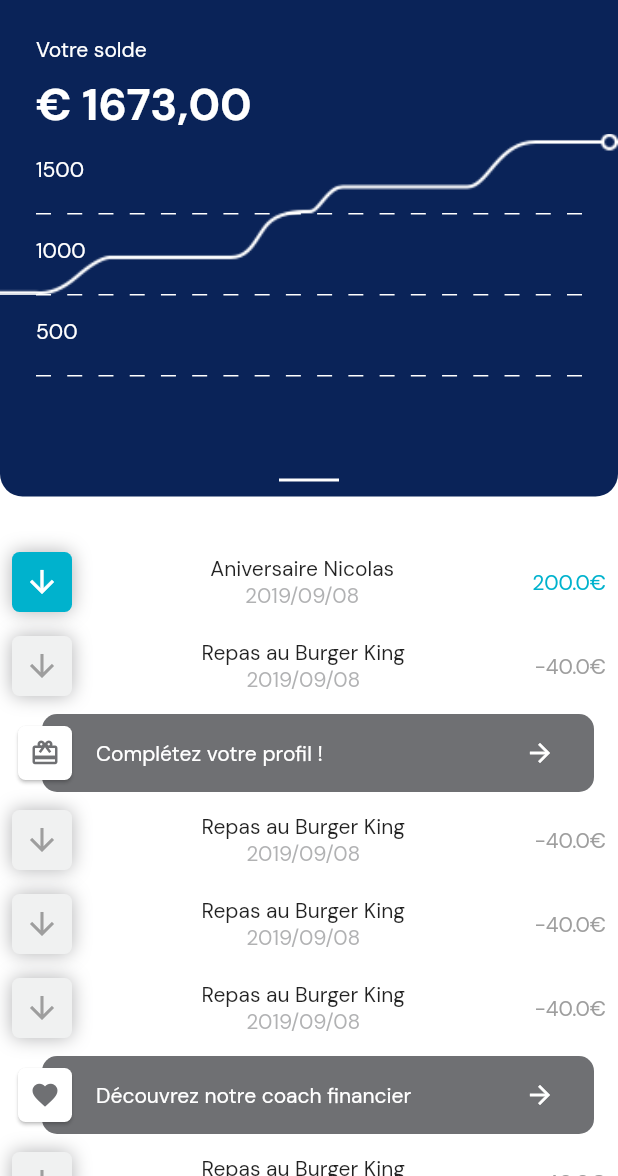
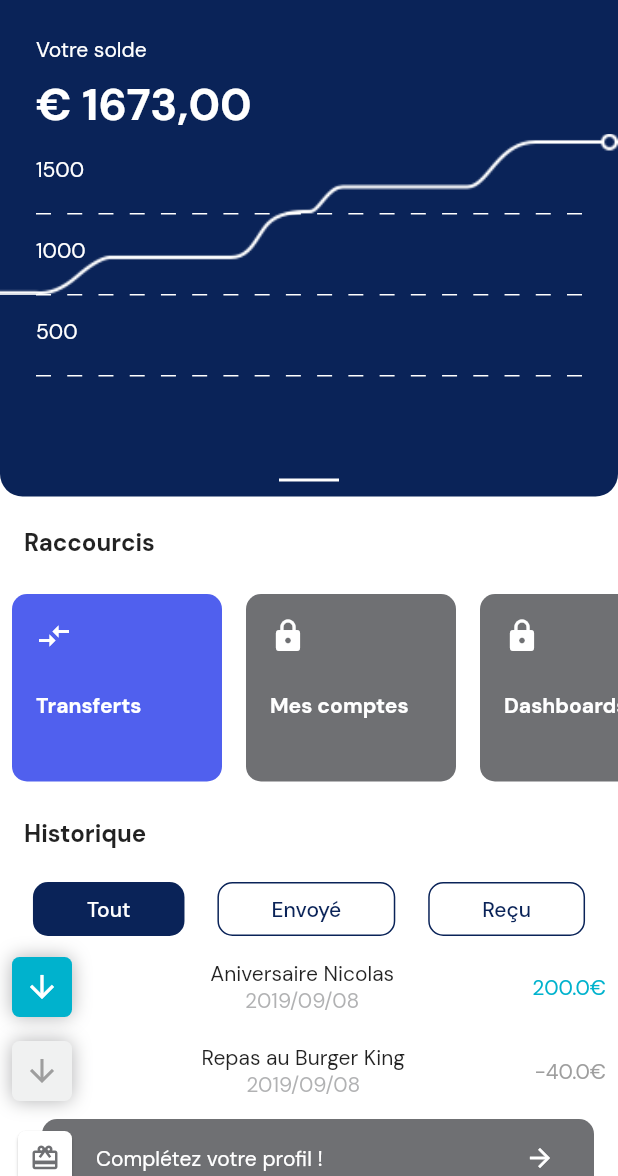
Before and after one commit to RemiDormoy/happiness-path-flutter, a Flutter app: the OperationsPage screen opened by its route, on a phone screen of 412 x 824 dp, the part 60-1236 px from its top. Run offline on Flutter 3.47's test engine with Material 2 defaults, Android fonts, the phone set to English and light mode, and no system bars; our stand-ins replace flutter_svg, google_fonts, page_indicator.

Commit message:
added rest of stuff in operation screen. Just missing bottom sheet

```diff
--- a/lib/OperationList.dart
+++ b/lib/OperationList.dart
@@ -1,11 +1,12 @@
 import 'package:flutter/material.dart';
+import 'package:happiness_path/colors.dart';
+import 'package:happiness_path/shortcutList.dart';
 
 import 'actionCell.dart';
 import 'endOfListCell.dart';
 import 'operationCell.dart';
 
 class OperationList extends StatelessWidget {
-
   ScrollController _controller;
 
   OperationList(ScrollController controller) {
@@ -14,12 +15,78 @@ class OperationList extends StatelessWidget {
 
   @override
   Widget build(BuildContext context) {
+    var titleStyle = TextStyle(fontWeight: FontWeight.bold, fontSize: 16);
     return ListView(
       controller: _controller,
       children: <Widget>[
         Container(
-          height: 400,
+          height: 375,
           child: Text(''),
+        ),
+        Padding(
+          padding: const EdgeInsets.all(16.0),
+          child: Text(
+            'Raccourcis',
+            style: titleStyle,
+          ),
+        ),
+        ShortcutList(),
+        Padding(
+          padding: const EdgeInsets.all(16.0),
+          child: Text(
+            'Historique',
+            style: titleStyle,
+          ),
+        ),
+        ConstrainedBox(
+          constraints: const BoxConstraints(minWidth: double.infinity),
+          child: Row(
+            mainAxisAlignment: MainAxisAlignment.spaceEvenly,
+            children: <Widget>[
+              Flexible(
+                child: FlatButton(
+                  color: colorPrimaryDark,
+                  textColor: Colors.white,
+                  shape: RoundedRectangleBorder(
+                      borderRadius: BorderRadius.all(Radius.circular(10))),
+                  child: Padding(
+                    padding: const EdgeInsets.fromLTRB(20, 0, 20, 0),
+                    child: Text('Tout'),
+                  ),
+                  onPressed: () => {},
+                ),
+                flex: 2,
+              ),
+              Flexible(
+                child: FlatButton(
+                  textColor: colorPrimaryDark,
+                  shape: RoundedRectangleBorder(
+                      side: BorderSide(color: colorPrimaryDark),
+                      borderRadius: BorderRadius.all(Radius.circular(10))),
+                  child: Padding(
+                    padding: const EdgeInsets.fromLTRB(20, 0, 20, 0),
+                    child: Text('Envoyé'),
+                  ),
+                  onPressed: () => {},
+                ),
+                flex: 2,
+              ),
+              Flexible(
+                child: FlatButton(
+                  textColor: colorPrimaryDark,
+                  shape: RoundedRectangleBorder(
+                      side: BorderSide(color: colorPrimaryDark),
+                      borderRadius: BorderRadius.all(Radius.circular(10))),
+                  child: Padding(
+                    padding: const EdgeInsets.fromLTRB(20, 0, 20, 0),
+                    child: Text('Reçu'),
+                  ),
+                  onPressed: () => {},
+                ),
+                flex: 2,
+              ),
+            ],
+          ),
         ),
         OperationCell(200, 'Aniversaire Nicolas', '2019/09/08'),
         OperationCell(-40, 'Repas au Burger King', '2019/09/08'),
@@ -45,6 +112,4 @@ class OperationList extends StatelessWidget {
       ],
     );
   }
-
-
 }
--- /dev/null
+++ b/lib/shortcutList.dart
@@ -0,0 +1,71 @@
+import 'package:flutter/cupertino.dart';
+import 'package:flutter/material.dart';
+
+import 'colors.dart';
+
+class ShortcutList extends StatelessWidget {
+  @override
+  Widget build(BuildContext context) {
+    return Container(
+        height: 141,
+        child: ListView(
+          scrollDirection: Axis.horizontal,
+          children: <Widget>[
+            Shortcut('Transferts', alizouzBlue, Icons.compare_arrows),
+            Shortcut('Mes comptes', actionCardColor, Icons.lock),
+            Shortcut('Dashboards', actionCardColor, Icons.lock),
+            Shortcut('Mes cartes', actionCardColor, Icons.lock),
+          ],
+        ));
+  }
+}
+
+class Shortcut extends StatelessWidget {
+  String _label;
+  Color _color;
+  IconData _icon;
+
+  Shortcut(this._label, this._color, this._icon);
+
+  @override
+  Widget build(BuildContext context) {
+    // TODO: implement build
+    return Padding(
+      padding: const EdgeInsets.all(8.0),
+      child: Container(
+        height: 125,
+        width: 140,
+        decoration: BoxDecoration(
+            color: _color,
+            shape: BoxShape.rectangle,
+            borderRadius: BorderRadius.all(Radius.circular(10))),
+        child: Column(
+          crossAxisAlignment: CrossAxisAlignment.start,
+          children: <Widget>[
+            Padding(
+              padding: const EdgeInsets.fromLTRB(16, 16.0, 0, 0),
+              child: IconTheme(
+                data: new IconThemeData(color: Colors.white),
+                child: Icon(_icon),
+              ),
+            ),
+            Expanded(
+              child: Center(
+                child: Padding(
+                  padding: const EdgeInsets.fromLTRB(16.0, 0, 16, 16),
+                  child: ConstrainedBox(
+                    constraints:
+                        const BoxConstraints(minWidth: double.infinity),
+                    child: Text(_label,
+                        style: TextStyle(
+                            fontWeight: FontWeight.bold, color: Colors.white)),
+                  ),
+                ),
+              ),
+            ),
+          ],
+        ),
+      ),
+    );
+  }
+}
```
